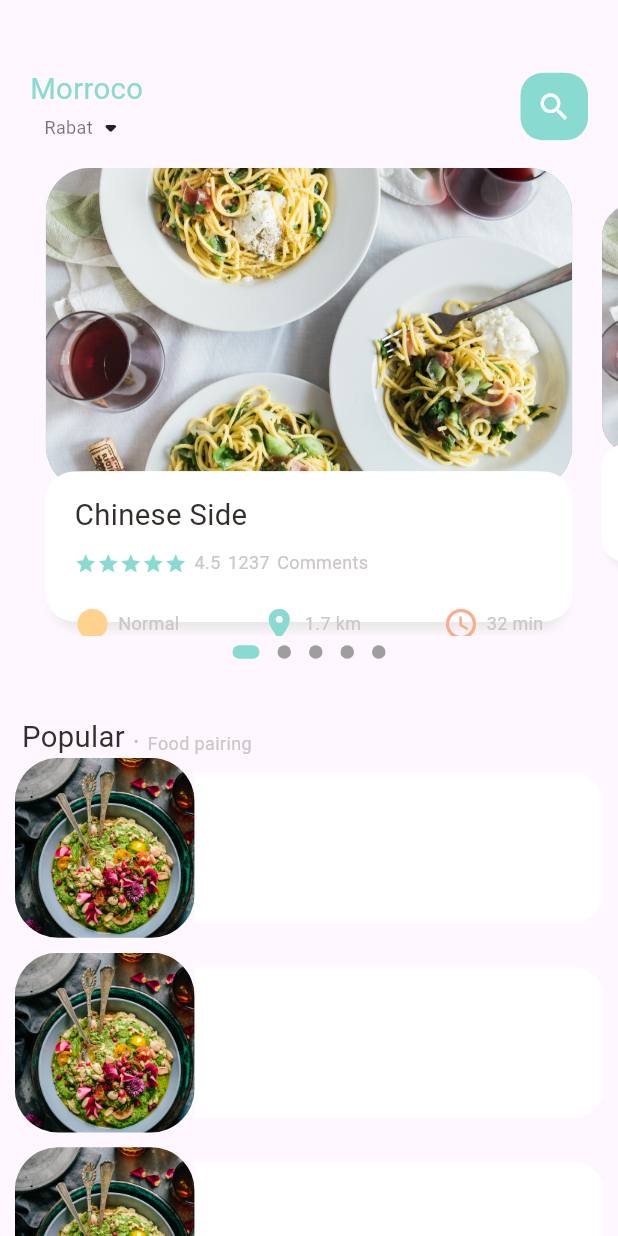
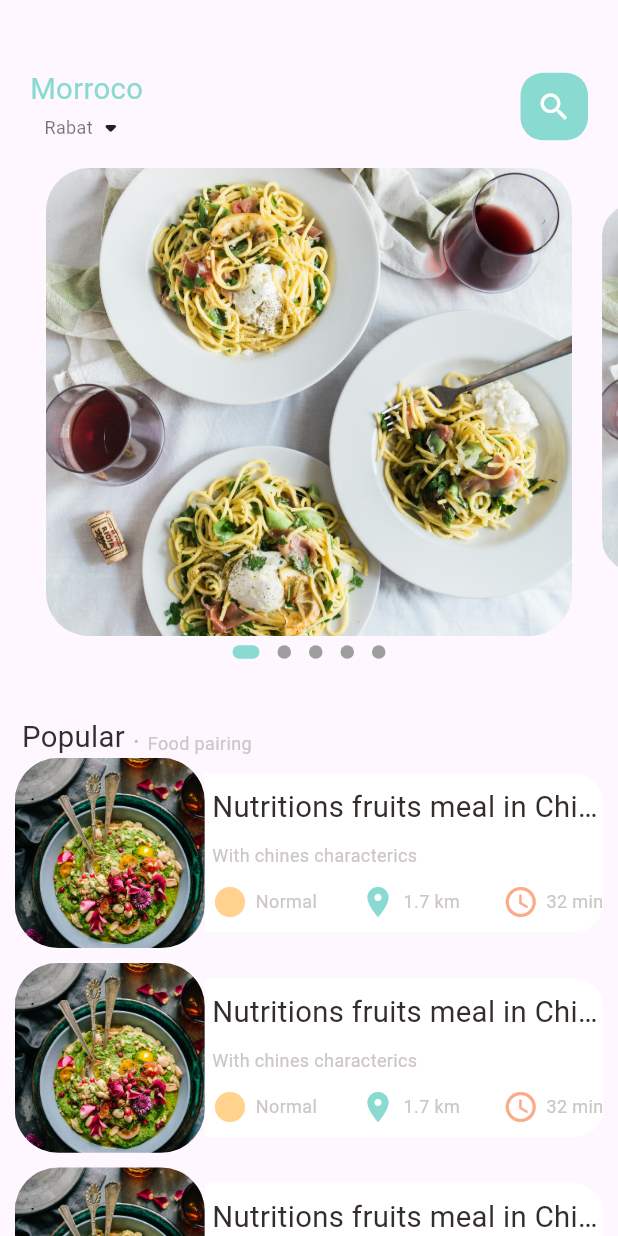
Before and after one commit to redouanehitachi/delivery_app, a Flutter app: the screen it shows after launch, on a phone screen of 412 x 824 dp. Run offline on Flutter 3.47's test engine with Material 3 defaults, Android fonts, the phone set to English and light mode, and no system bars; drawn by our look-alikes of dots_indicator; our stand-ins replace get.

Commit message:
ferst app  with flutter

```diff
--- a/lib/home/food_page_body.dart
+++ b/lib/home/food_page_body.dart
@@ -24,7 +24,7 @@ class _FoodPageBodyState extends State<FoodPageBody> {
     super.initState();
     pageController.addListener(() {
       setState(() {
-        _currentPageValue = pageController.page ?? 0; // Handle null case
+        _currentPageValue = pageController.page ?? 0;
       });
     });
   }
@@ -51,9 +51,7 @@ class _FoodPageBodyState extends State<FoodPageBody> {
         ),
         DotsIndicator(
           dotsCount: 5,
-          position: _currentPageValue
-              .clamp(0, 4)
-              .toDouble(), // Prevent out-of-bounds errors
+          position: _currentPageValue.clamp(0, 4).toDouble(),
           decorator: DotsDecorator(
             activeColor: AppColors.mainColor,
             size: const Size.square(9.0),
@@ -75,17 +73,13 @@ class _FoodPageBodyState extends State<FoodPageBody> {
                 child: BigText(text: ".", color: Colors.black26),
               ),
               SizedBox(width: Dimensions.width10),
-              Container(
-                child: SmallText(text: "Food pairing"),
-              )
+              SmallText(text: "Food pairing"),
             ],
           ),
         ),
-        Container(
-          height: 900,
-          child: ListView.builder(
+        ListView.builder(
             physics: NeverScrollableScrollPhysics(),
-              // shrinkWrap: true,
+            shrinkWrap: true,
             itemCount: 10,
             itemBuilder: (context, index) {
               return Container(
@@ -96,8 +90,8 @@ class _FoodPageBodyState extends State<FoodPageBody> {
                   child: Row(
                     children: [
                       Container(
-                          width: 120,
-                          height: 120,
+                        width: Dimensions.listViewImgSize,
+                        height: Dimensions.listViewImgSize,
                         decoration: BoxDecoration(
                             borderRadius:
                                 BorderRadius.circular(Dimensions.reduis30),
@@ -109,21 +103,50 @@ class _FoodPageBodyState extends State<FoodPageBody> {
                       ),
                       Expanded(
                         child: Container(
-                            height: 100,
+                          height: Dimensions.listViewTextSize,
                           decoration: BoxDecoration(
                             borderRadius: BorderRadius.only(
-                                  topRight:
-                                      Radius.circular(Dimensions.reduis20),
+                                topRight: Radius.circular(Dimensions.reduis20),
                                 bottomRight:
                                     Radius.circular(Dimensions.reduis20)),
                             color: Colors.white,
+                          ),
+                          child: Padding(
+                            padding: EdgeInsets.only(left: Dimensions.width10),
+                            child: Column(
+                                crossAxisAlignment: CrossAxisAlignment.start,
+                                mainAxisAlignment: MainAxisAlignment.center,
+                                children: [
+                                  BigText(
+                                      text: 'Nutritions fruits meal in China'),
+                                  SizedBox(height: Dimensions.height10),
+                                  SmallText(text: "With chines characterics"),
+                                  SizedBox(height: Dimensions.height10),
+                                  Row(
+                                    mainAxisAlignment:
+                                        MainAxisAlignment.spaceBetween,
+                                    children: [
+                                      IconAndText(
+                                          icon: Icons.circle_sharp,
+                                          text: "Normal",
+                                          iconColor: AppColors.iconColor1),
+                                      IconAndText(
+                                          icon: Icons.location_on,
+                                          text: "1.7 km",
+                                          iconColor: AppColors.mainColor),
+                                      IconAndText(
+                                          icon: Icons.access_time_rounded,
+                                          text: "32 min",
+                                          iconColor: AppColors.iconColor2),
+                                    ],
+                                  )
+                                ]),
                           ),
                         ),
                       )
                     ],
                   ));
             }),
-        )
       ],
     );
   }
@@ -141,29 +164,18 @@ class _FoodPageBodyState extends State<FoodPageBody> {
       var currTrans = _height * (1 - currScale) / 2;
       matrix = Matrix4.diagonal3Values(1, currScale, 1)
         ..setTranslationRaw(0, currTrans, 0);
-    } else if (index == _currentPageValue.floor() - 1) {
-      var currScale = 1 - (_currentPageValue - index) * (1 - _scaleFactor);
-      var currTrans = _height * (1 - currScale) / 2;
-      matrix = Matrix4.diagonal3Values(1, currScale, 1)
-        ..setTranslationRaw(0, currTrans, 0);
     } else {
       var currScale = _scaleFactor;
       matrix = Matrix4.diagonal3Values(1, currScale, 1)
         ..setTranslationRaw(0, _height * (1 - _scaleFactor) / 2, 1);
     }
-
     return Transform(
       transform: matrix,
-      child: Stack(
-        children: [
-          Container(
+      child: Container(
         height: Dimensions.pageViewContainer,
         margin: const EdgeInsets.symmetric(horizontal: 10),
         decoration: BoxDecoration(
           borderRadius: BorderRadius.circular(Dimensions.reduis30),
-              color: index.isEven
-                  ? const Color(0xFF69C5DF)
-                  : const Color(0xFF9294CC),
           image: const DecorationImage(
             fit: BoxFit.cover,
             image: AssetImage(
@@ -171,80 +183,6 @@ class _FoodPageBodyState extends State<FoodPageBody> {
           ),
         ),
       ),
-          Align(
-            alignment: Alignment.bottomCenter,
-            child: Container(
-              height: 100,
-              margin: EdgeInsets.only(
-                  left: Dimensions.width30,
-                  right: Dimensions.width30,
-                  bottom: Dimensions.height10),
-              decoration: BoxDecoration(
-                borderRadius: BorderRadius.circular(Dimensions.reduis20),
-                color: Colors.white,
-                boxShadow: const [
-                  BoxShadow(
-                      color: Color(0xFFe8e8e8),
-                      blurRadius: 5.0,
-                      offset: Offset(0, 5)),
-                  BoxShadow(color: Colors.white, offset: Offset(-5, 0)),
-                  BoxShadow(color: Colors.white, offset: Offset(5, 0)),
-                ],
-              ),
-              child: Padding(
-                padding: EdgeInsets.only(
-                    top: Dimensions.height15,
-                    left: Dimensions.height15,
-                    right: Dimensions.height15),
-                child: Column(
-                  crossAxisAlignment: CrossAxisAlignment.start,
-                  children: [
-                    BigText(text: "Chinese Side"),
-                    SizedBox(height: Dimensions.height10),
-                    Row(
-                      children: [
-                        Wrap(
-                          children: List.generate(
-                              5,
-                              (index) => Icon(
-                                    Icons.star,
-                                    color: AppColors.mainColor,
-                                    size: 15,
-                                  )),
-                        ),
-                        SizedBox(width: Dimensions.width10),
-                        SmallText(text: '4.5'),
-                        SizedBox(width: Dimensions.width10),
-                        SmallText(text: "1237"),
-                        SizedBox(width: Dimensions.width10),
-                        SmallText(text: "Comments")
-                      ],
-                    ),
-                    SizedBox(height: Dimensions.height20),
-                    Row(
-                      mainAxisAlignment: MainAxisAlignment.spaceBetween,
-                      children: [
-                        IconAndText(
-                            icon: Icons.circle_sharp,
-                            text: "Normal",
-                            iconColor: AppColors.iconColor1),
-                        IconAndText(
-                            icon: Icons.location_on,
-                            text: "1.7 km",
-                            iconColor: AppColors.mainColor),
-                        IconAndText(
-                            icon: Icons.access_time_rounded,
-                            text: "32 min",
-                            iconColor: AppColors.iconColor2),
-                      ],
-                    )
-                  ],
-                ),
-              ),
-            ),
-          ),
-        ],
-      ),
     );
   }
 }
--- a/lib/utils/dimensions.dart
+++ b/lib/utils/dimensions.dart
@@ -20,4 +20,7 @@ class Dimensions {
   static double font20 = screenHeight / 42.2;
   static double reduis20 = screenHeight / 42.2;
   static double reduis30 = screenHeight / 28.3;
+  // llist view size
+  static double listViewImgSize = screenWidth / 3.25;
+  static double listViewTextSize = screenWidth / 3.9;
 }
```
Lines whose indentation alone changed are shown as unchanged.
